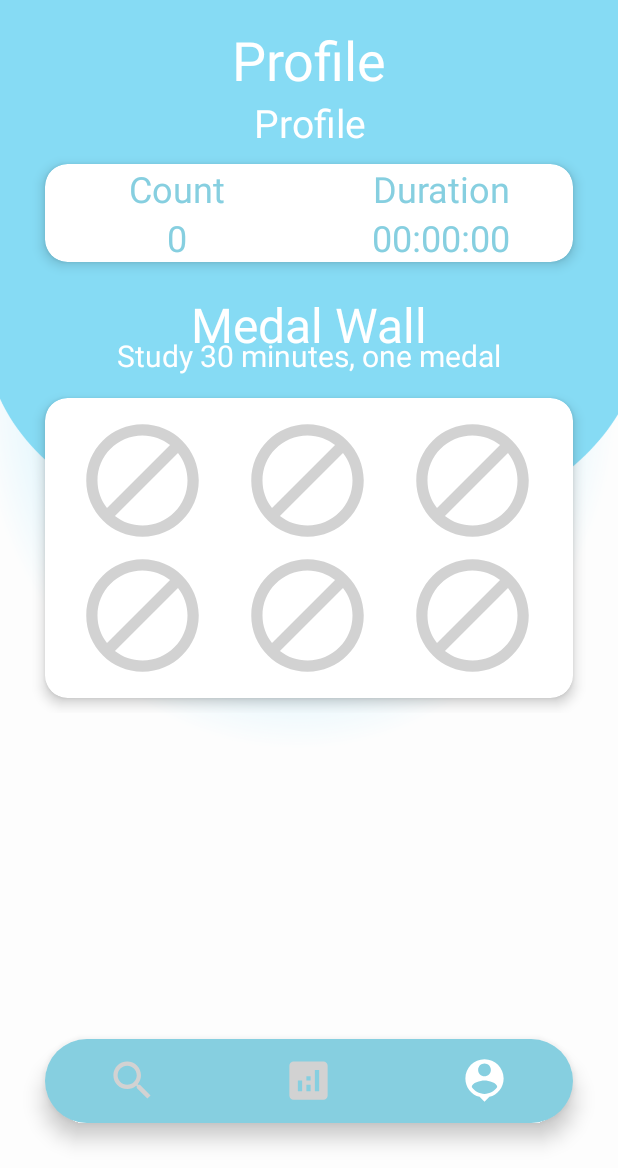
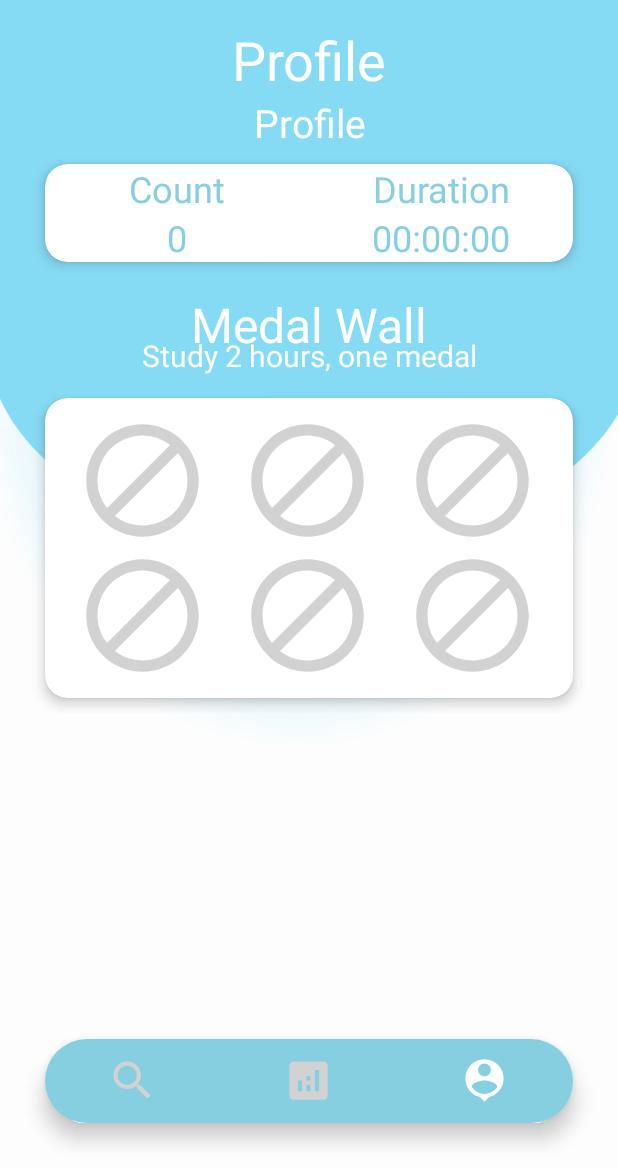
Before and after one commit to AuroraZoer/StudySpace, an Android app: the ProfileActivity screen opened directly, with no data from a screen before it, on a phone screen of 412 x 824 dp, the part 68-1236 px from its top. Run offline under Robolectric (Android 15) with nearby library versions, the phone set to English and light mode, and no system bars; Roboto replaces fonts that are not available here.

Commit message:
fix:medal wall

```diff
--- a/app/src/main/java/com/example/studyspace/ProfileActivity.java
+++ b/app/src/main/java/com/example/studyspace/ProfileActivity.java
@@ -105,13 +105,13 @@ public class ProfileActivity extends AppCompatActivity {
     }
 
     private boolean shouldShowAnimation(int position) {
-        // 将总毫秒数转换为分钟
+        // Convert milliseconds to minutes
         long totalMinutes = totalMillis / 60000;
 
-        // 检查当前位置的勋章是否应该显示动画
-        // 每30分钟显示一个勋章的动画
-        // position + 1 是因为 position 是从0开始的，而我们需要从1开始计数
-        return totalMinutes >= (position + 1) * 30;
+        // Check if there is enough study time to show the animation
+        // Every 2 hours will show a new animation
+        // position + 1 because position starts from 0
+        return totalMinutes >= (position + 1) * 120;
     }
 
     private void showInfoDialog() {
--- a/app/src/main/res/layout/activity_profile.xml
+++ b/app/src/main/res/layout/activity_profile.xml
@@ -153,7 +153,7 @@
             android:fontFamily="@font/baloo_bhaina"
             android:gravity="center"
             android:translationY="-15dp"
-            android:text="Study 30 minutes, one medal"
+            android:text="Study 2 hours, one medal"
             android:textColor="@color/white"
             android:textSize="20sp" />
 
```
